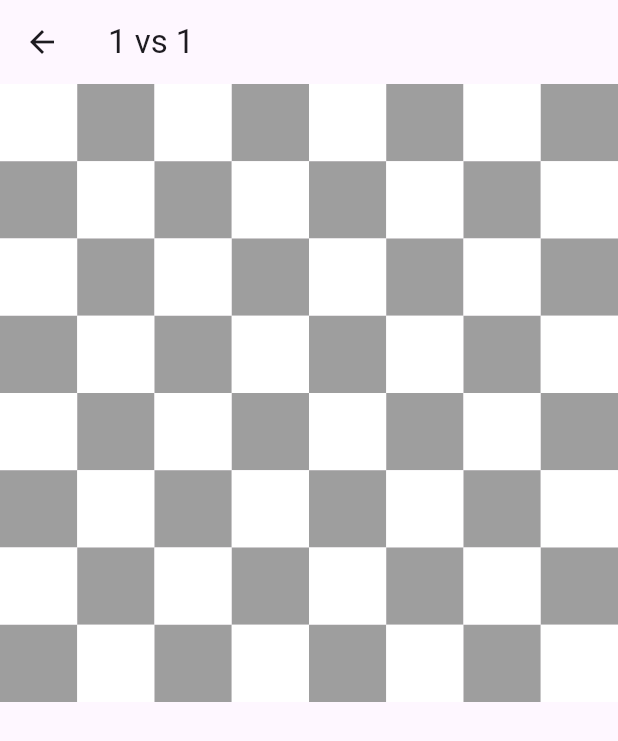
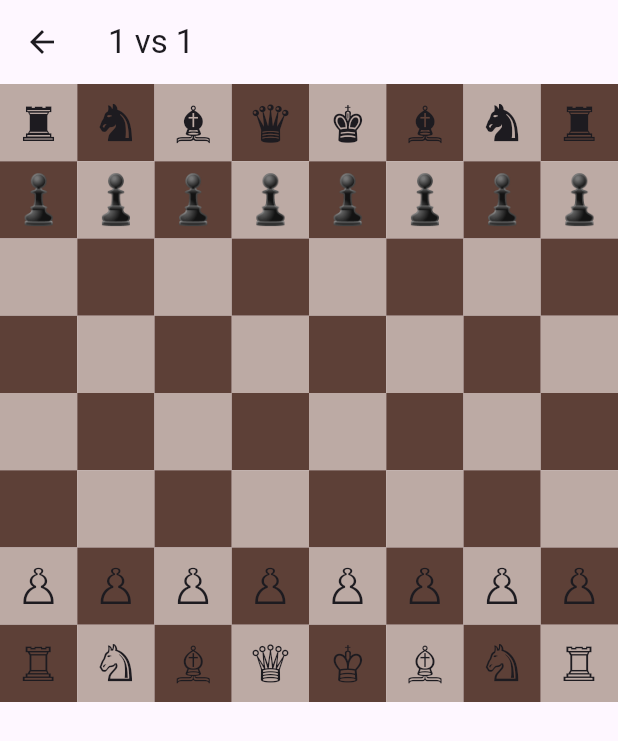
Before and after one commit to Gristallo/Flutter-Chess, a Flutter app: the screen it shows after launch, after a tap on "1 vs 1", on a phone screen of 412 x 824 dp. Shown: the top 741 px of the screen. Run offline on Flutter 3.47's test engine with Material 3 defaults, Android fonts, the phone set to English and light mode, and no system bars.

Commit message:
Aggiunti i pezzi (migliorare grafica in seguito)

```diff
--- a/lib/screens/chess_board_screen.dart
+++ b/lib/screens/chess_board_screen.dart
@@ -10,6 +10,7 @@ class ChessBoardScreen extends StatefulWidget {
 }
 
 class _ChessBoardScreenState extends State<ChessBoardScreen> {
+  // Scacchiera 8x8: ogni casella contiene un simbolo Unicode o null
   List<List<String?>> board = List.generate(8, (_) => List.filled(8, null));
 
   @override
@@ -19,8 +20,18 @@ class _ChessBoardScreenState extends State<ChessBoardScreen> {
   }
 
   void _setupBoard() {
-    // Qui puoi inizializzare i pezzi sulla scacchiera
-    // Per ora lasciamo vuoto (puoi aggiungere in seguito)
+    // Pezzi neri
+    board[0] = [
+      '♜', '♞', '♝', '♛', '♚', '♝', '♞', '♜'
+    ];
+    board[1] = List.filled(8, '♟');
+
+    // Pezzi bianchi
+    board[6] = List.filled(8, '♙');
+    board[7] = [
+      '♖', '♘', '♗', '♕', '♔', '♗', '♘', '♖'
+    ];
+    // Le altre righe (2, 3, 4, 5) rimangono vuote (null)
   }
 
   @override
@@ -40,10 +51,15 @@ class _ChessBoardScreenState extends State<ChessBoardScreen> {
             final bool isLight = (row + col) % 2 == 0;
             return Container(
               decoration: BoxDecoration(
-                color: isLight ? Colors.white : Colors.grey,
+                color: isLight ? Colors.brown[200] : Colors.brown[700],
               ),
               child: Center(
-                child: board[row][col] != null ? Text(board[row][col]!) : null,
+                child: Text(
+                  board[row][col] ?? '',
+                  style: TextStyle(
+                    fontSize: 32,
+                  ),
+                ),
               ),
             );
           },
```
